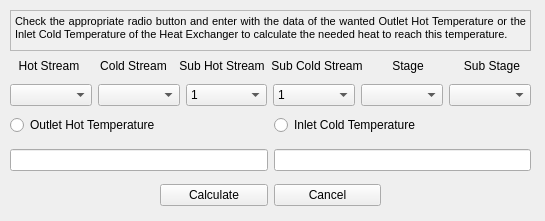
Qt form interface/TempLoadBelow.ui (CarlosTadeuVassoler/MPinch) before a commit.
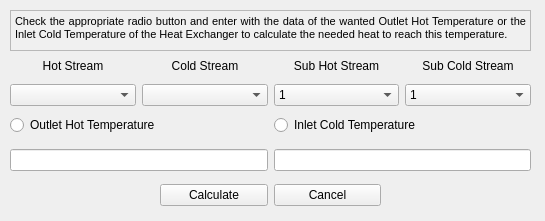
The same form after that commit.

What changed in the file:
```diff
--- a/interface/TempLoadBelow.ui
+++ b/interface/TempLoadBelow.ui
@@ -47,12 +47,6 @@
       </item>
      </widget>
     </item>
-    <item>
-     <widget class="QComboBox" name="comboBox_5"/>
-    </item>
-    <item>
-     <widget class="QComboBox" name="comboBox_6"/>
-    </item>
    </layout>
   </widget>
   <widget class="QWidget" name="horizontalLayoutWidget_2">
@@ -105,26 +99,6 @@
       </property>
      </widget>
     </item>
-    <item>
-     <widget class="QLabel" name="label_2">
-      <property name="text">
-       <string>Stage</string>
-      </property>
-      <property name="alignment">
-       <set>Qt::AlignCenter</set>
-      </property>
-     </widget>
-    </item>
-    <item>
-     <widget class="QLabel" name="label">
-      <property name="text">
-       <string>Sub Stage</string>
-      </property>
-      <property name="alignment">
-       <set>Qt::AlignCenter</set>
-      </property>
-     </widget>
-    </item>
    </layout>
   </widget>
   <widget class="QWidget" name="horizontalLayoutWidget_3">
```
